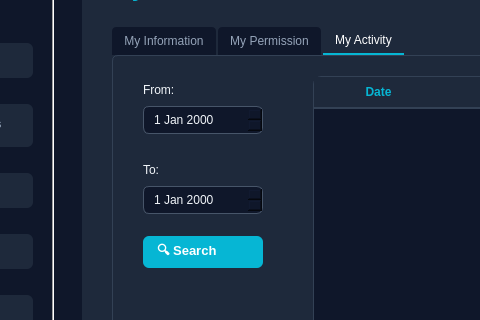
The window that ReceptionistWindow.ui (pvz2nghiaaa/HospitalManagement) describes before a commit, drawn with Qt 5; both pictures show x 198 to 678 and y 173 to 493 of the 1227 by 736 pixel window.
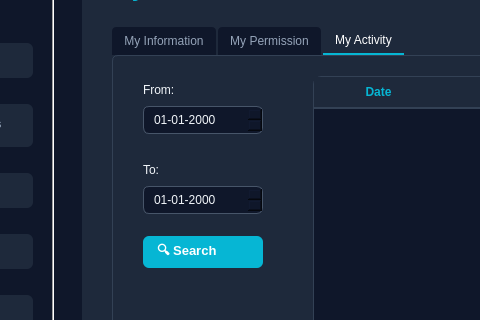
The same window after the commit. The open tabs and pages were chosen to show the change.

Patch:
```diff
--- a/ReceptionistWindow.ui
+++ b/ReceptionistWindow.ui
@@ -2016,6 +2016,9 @@
          </property>
         </widget>
         <widget class="QDateEdit" name="dateEdit_2">
+         <property name="displayFormat">
+          <string>dd-MM-yyyy</string>
+         </property>
          <property name="geometry">
           <rect>
            <x>30</x>
@@ -2039,6 +2042,9 @@
          </property>
         </widget>
         <widget class="QDateEdit" name="dateEdit_3">
+         <property name="displayFormat">
+          <string>dd-MM-yyyy</string>
+         </property>
          <property name="geometry">
           <rect>
            <x>30</x>
@@ -2308,6 +2314,9 @@
        </item>
        <item row="1" column="0">
         <widget class="QDateEdit" name="datePatDOB">
+         <property name="displayFormat">
+          <string>dd-MM-yyyy</string>
+         </property>
          <property name="calendarPopup">
           <bool>true</bool>
          </property>
```
Left out of the diff: 6 changed lines with no effect on the pictures.
